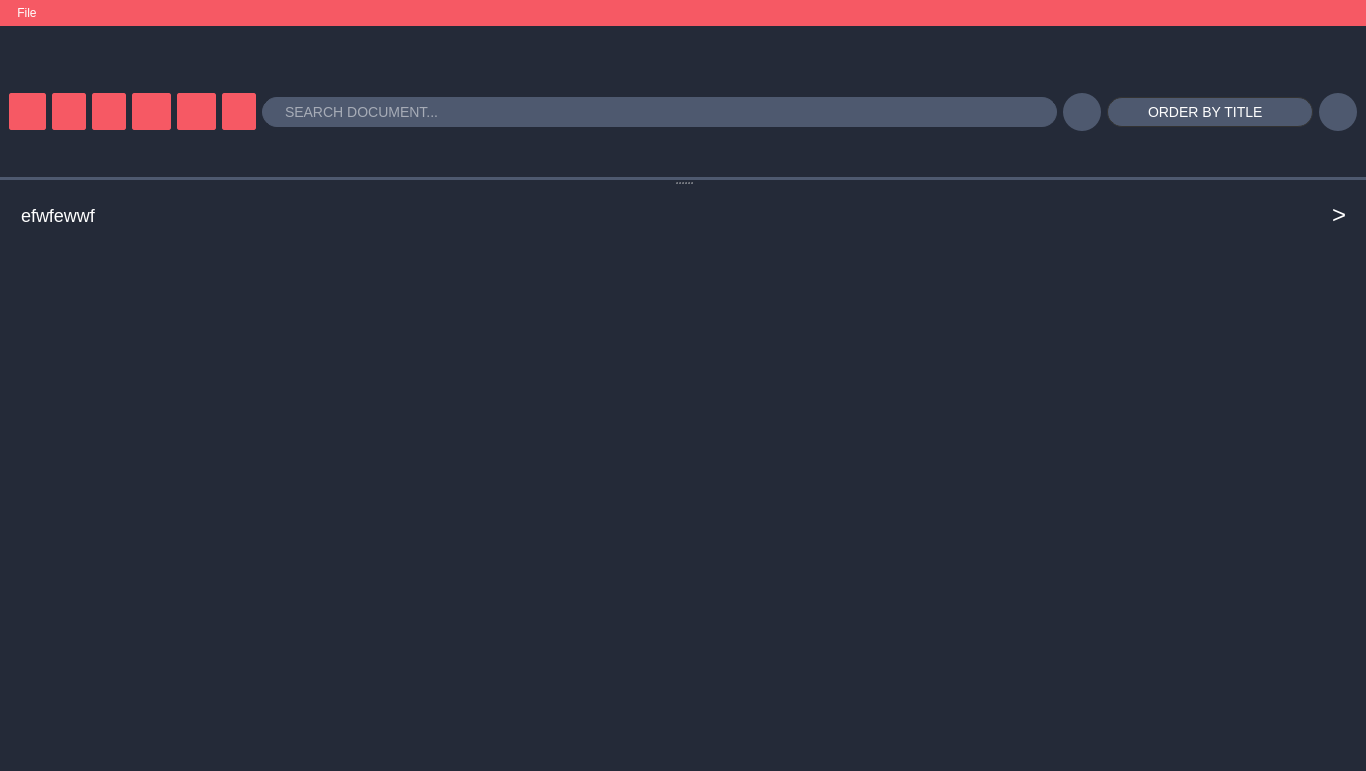
First picture: the form in src/client/gui/ui/docsbrowser.ui, repository aleoli/Shared-Editor, before the edit.
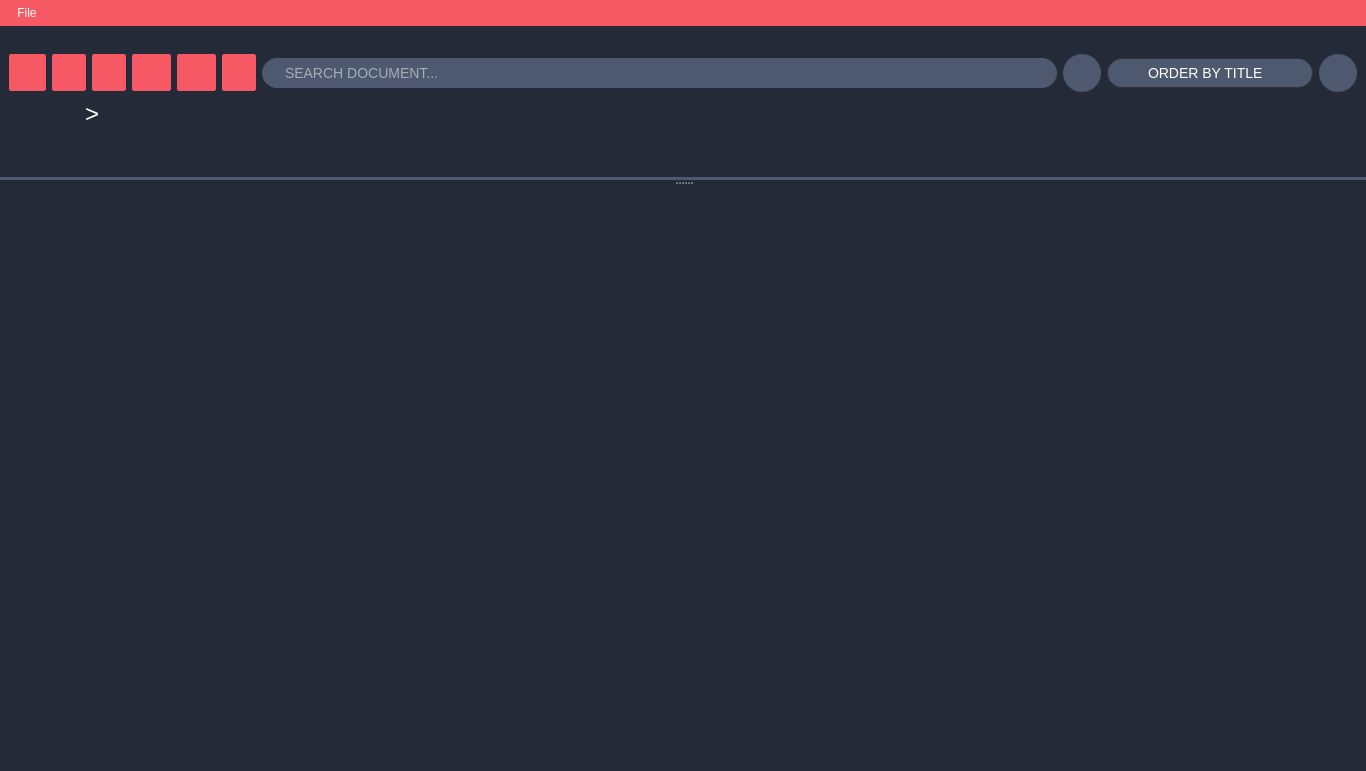
Second picture: the form after the edit. Icons and pictures are not drawn.

Diff of the .ui file:
```diff
--- a/src/client/gui/ui/docsbrowser.ui
+++ b/src/client/gui/ui/docsbrowser.ui
@@ -61,111 +61,25 @@
 }*/
 </string>
    </property>
-   <layout class="QHBoxLayout" name="horizontalLayout">
-    <item alignment="Qt::AlignTop">
-     <widget class="QWidget" name="path_widget" native="true">
-      <property name="maximumSize">
-       <size>
-        <width>16777215</width>
-        <height>40</height>
-       </size>
-      </property>
+   <layout class="QGridLayout" name="gridLayout">
+    <item row="1" column="0">
+     <widget class="QScrollArea" name="scrollArea">
       <property name="styleSheet">
-       <string notr="true"/>
+       <string notr="true">border: none;</string>
       </property>
-      <layout class="QGridLayout" name="gridLayout">
-       <item row="0" column="0">
-        <layout class="QHBoxLayout" name="path_layout">
-         <property name="spacing">
-          <number>6</number>
-         </property>
-         <property name="topMargin">
-          <number>0</number>
-         </property>
-         <property name="bottomMargin">
-          <number>0</number>
-         </property>
-         <item>
-          <widget class="QPushButton" name="btn_path">
-           <property name="maximumSize">
-            <size>
-             <width>16777215</width>
-             <height>16777215</height>
-            </size>
-           </property>
-           <property name="font">
-            <font>
-             <pointsize>-1</pointsize>
-             <weight>50</weight>
-             <italic>false</italic>
-             <bold>false</bold>
-             <strikeout>false</strikeout>
-            </font>
-           </property>
-           <property name="toolTip">
-            <string>go to this folder</string>
-           </property>
-           <property name="whatsThis">
-            <string>&lt;html&gt;&lt;head/&gt;&lt;body&gt;&lt;p align=&quot;center&quot;&gt;&lt;br/&gt;&lt;/p&gt;&lt;/body&gt;&lt;/html&gt;</string>
-           </property>
-           <property name="styleSheet">
-            <string notr="true">QPushButton:focus {
-   outline: none;
-}
-
-QPushButton {
-	background: transparent;
-	font: 18px;
-	color: white;
-	padding: 1 3 1 3;
-	border-width: 0px;
-    border-radius: 3px;
-	text-align: left;
-}
-
-QPushButton:hover {
-background: #4e596f;
-}
-
-QPushButton:pressed {
-background: #f76163;
-}
-
-QToolTip{
-	background: none;
-	border: none;
-	margin-left: 0px;
-	margin-right: 0px;
-}</string>
-           </property>
-           <property name="text">
-            <string>efwfewwf</string>
-           </property>
-          </widget>
-         </item>
-         <item>
-          <widget class="QLabel" name="path_separator">
-           <property name="maximumSize">
-            <size>
-             <width>16</width>
-             <height>16777215</height>
-            </size>
-           </property>
-           <property name="styleSheet">
-            <string notr="true">QLabel{
-border: none;
-color: white;
-font: 24px;
-}</string>
-           </property>
-           <property name="text">
-            <string>&gt;</string>
-           </property>
-          </widget>
-         </item>
-        </layout>
-       </item>
-      </layout>
+      <property name="widgetResizable">
+       <bool>true</bool>
+      </property>
+      <widget class="QWidget" name="scrollArea_docs">
+       <property name="geometry">
+        <rect>
+         <x>0</x>
+         <y>0</y>
+         <width>1348</width>
+         <height>563</height>
+        </rect>
+       </property>
+      </widget>
      </widget>
     </item>
    </layout>
@@ -268,7 +182,7 @@
    </property>
    <property name="minimumSize">
     <size>
-     <width>723</width>
+     <width>1072</width>
      <height>154</height>
     </size>
    </property>
@@ -296,7 +210,7 @@
     <number>4</number>
    </attribute>
    <widget class="QWidget" name="content_widgets">
-    <layout class="QHBoxLayout" name="horizontalLayout_2">
+    <layout class="QVBoxLayout" name="verticalLayout">
      <item>
       <layout class="QVBoxLayout" name="buttons_path">
        <property name="leftMargin">
@@ -926,6 +840,110 @@
          </item>
         </layout>
        </item>
+       <item>
+        <widget class="QWidget" name="pathWidget" native="true">
+         <property name="minimumSize">
+          <size>
+           <width>500</width>
+           <height>0</height>
+          </size>
+         </property>
+         <property name="styleSheet">
+          <string notr="true">border: none;</string>
+         </property>
+         <widget class="QWidget" name="layoutWidget">
+          <property name="geometry">
+           <rect>
+            <x>0</x>
+            <y>0</y>
+            <width>92</width>
+            <height>31</height>
+           </rect>
+          </property>
+          <layout class="QHBoxLayout" name="path">
+           <property name="spacing">
+            <number>6</number>
+           </property>
+           <property name="topMargin">
+            <number>0</number>
+           </property>
+           <item alignment="Qt::AlignLeft">
+            <widget class="QPushButton" name="btn_path">
+             <property name="maximumSize">
+              <size>
+               <width>16777215</width>
+               <height>16777215</height>
+              </size>
+             </property>
+             <property name="font">
+              <font>
+               <pointsize>-1</pointsize>
+               <weight>50</weight>
+               <italic>false</italic>
+               <bold>false</bold>
+               <strikeout>false</strikeout>
+              </font>
+             </property>
+             <property name="toolTip">
+              <string>go to this folder</string>
+             </property>
+             <property name="styleSheet">
+              <string notr="true">QPushButton:focus {
+                                                            outline: none;
+                                                            }
+
+                                                            QPushButton {
+                                                            background: transparent;
+                                                            font: 18px;
+                                                            color: white;
+                                                            padding: 1 3 1 3;
+                                                            border-width: 0px;
+                                                            border-radius: 3px;
+                                                            text-align: left;
+                                                            }
+
+                                                            QPushButton:hover {
+                                                            background: #4e596f;
+                                                            }
+
+                                                            QPushButton:pressed {
+                                                            background: #f76163;
+                                                            }
+
+                                                            QToolTip{
+                                                            background: none;
+                                                            border: none;
+                                                            margin-left: 0px;
+                                                            margin-right: 0px;
+                                                            }</string>
+             </property>
+             <property name="text">
+              <string/>
+             </property>
+            </widget>
+           </item>
+           <item>
+            <widget class="QLabel" name="path_separator">
+             <property name="maximumSize">
+              <size>
+               <width>16</width>
+               <height>16777215</height>
+              </size>
+             </property>
+             <property name="styleSheet">
+              <string notr="true">border: none;
+                                                            color: white;
+                                                            font: 24px;</string>
+             </property>
+             <property name="text">
+              <string>&gt;</string>
+             </property>
+            </widget>
+           </item>
+          </layout>
+         </widget>
+        </widget>
+       </item>
       </layout>
      </item>
     </layout>
```
Left out of the diff: 627 changed lines with no effect on the pictures.
